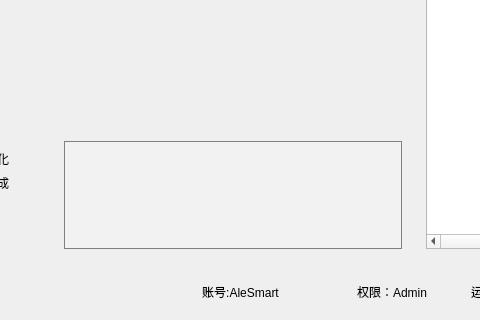
Old version of the form mainwindow.ui in the repository EdwardTj/MLC-Controller; both pictures show x 410 to 890 and y 461 to 781 of the 1110 by 781 pixel window.
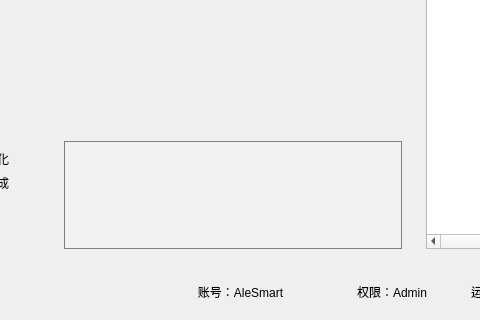
New version of the form.

Commit message: Update:修改Label中的中英文字符

What changed in the file:
```diff
--- a/mainwindow.ui
+++ b/mainwindow.ui
@@ -549,7 +549,7 @@
        <item>
         <widget class="QLabel" name="userNameLabel">
          <property name="text">
-          <string>账号:AleSmart</string>
+          <string>账号：AleSmart</string>
          </property>
          <property name="alignment">
           <set>Qt::AlignmentFlag::AlignCenter</set>
```
